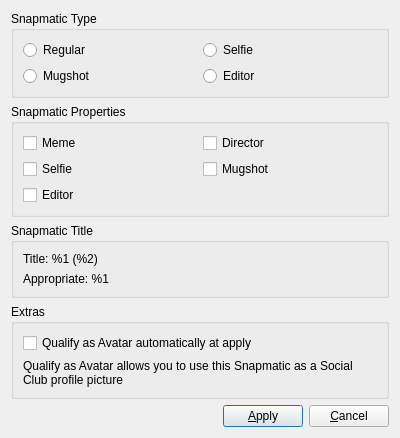
Old version of the form SnapmaticEditor.ui in the repository SyDevTeam/gta5view.
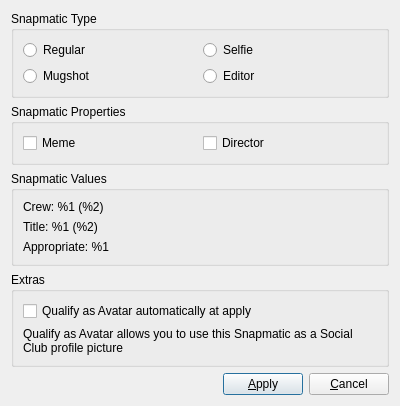
New version of the form. Custom widgets are drawn as their Qt base class.

```diff
--- a/SnapmaticEditor.ui
+++ b/SnapmaticEditor.ui
@@ -7,7 +7,7 @@
     <x>0</x>
     <y>0</y>
     <width>400</width>
-    <height>350</height>
+    <height>362</height>
    </rect>
   </property>
   <property name="windowTitle">
@@ -81,13 +81,6 @@
          <string>Snapmatic Properties</string>
         </property>
         <layout class="QGridLayout" name="gdProperties">
-         <item row="5" column="1">
-          <widget class="QCheckBox" name="cbEditor">
-           <property name="text">
-            <string>Editor</string>
-           </property>
-          </widget>
-         </item>
          <item row="0" column="1">
           <widget class="QCheckBox" name="cbMeme">
            <property name="text">
@@ -102,37 +95,30 @@
            </property>
           </widget>
          </item>
-         <item row="4" column="1">
-          <widget class="QCheckBox" name="cbSelfie">
-           <property name="text">
-            <string>Selfie</string>
-           </property>
-          </widget>
-         </item>
-         <item row="4" column="2">
-          <widget class="QCheckBox" name="cbMugshot">
-           <property name="text">
-            <string>Mugshot</string>
-           </property>
-          </widget>
-         </item>
         </layout>
        </widget>
       </item>
       <item>
        <widget class="QGroupBox" name="gbTitle">
         <property name="title">
-         <string>Snapmatic Title</string>
+         <string>Snapmatic Values</string>
         </property>
         <layout class="QVBoxLayout" name="vlTitle">
+         <item>
+          <widget class="UiModLabel" name="labCrew">
+           <property name="contextMenuPolicy">
+            <enum>Qt::NoContextMenu</enum>
+           </property>
+           <property name="text">
+            <string>Crew: %1 (%2)</string>
+           </property>
+           <property name="wordWrap">
+            <bool>true</bool>
+           </property>
+          </widget>
+         </item>
          <item>
           <widget class="UiModLabel" name="labTitle">
-           <property name="sizePolicy">
-            <sizepolicy hsizetype="Preferred" vsizetype="Minimum">
-             <horstretch>0</horstretch>
-             <verstretch>0</verstretch>
-            </sizepolicy>
-           </property>
            <property name="contextMenuPolicy">
             <enum>Qt::NoContextMenu</enum>
            </property>
@@ -146,12 +132,6 @@
          </item>
          <item>
           <widget class="UiModLabel" name="labAppropriate">
-           <property name="sizePolicy">
-            <sizepolicy hsizetype="Preferred" vsizetype="Minimum">
-             <horstretch>0</horstretch>
-             <verstretch>0</verstretch>
-            </sizepolicy>
-           </property>
            <property name="text">
             <string>Appropriate: %1</string>
            </property>
```
Left out of the diff: 2 changed lines with no effect on the pictures.
